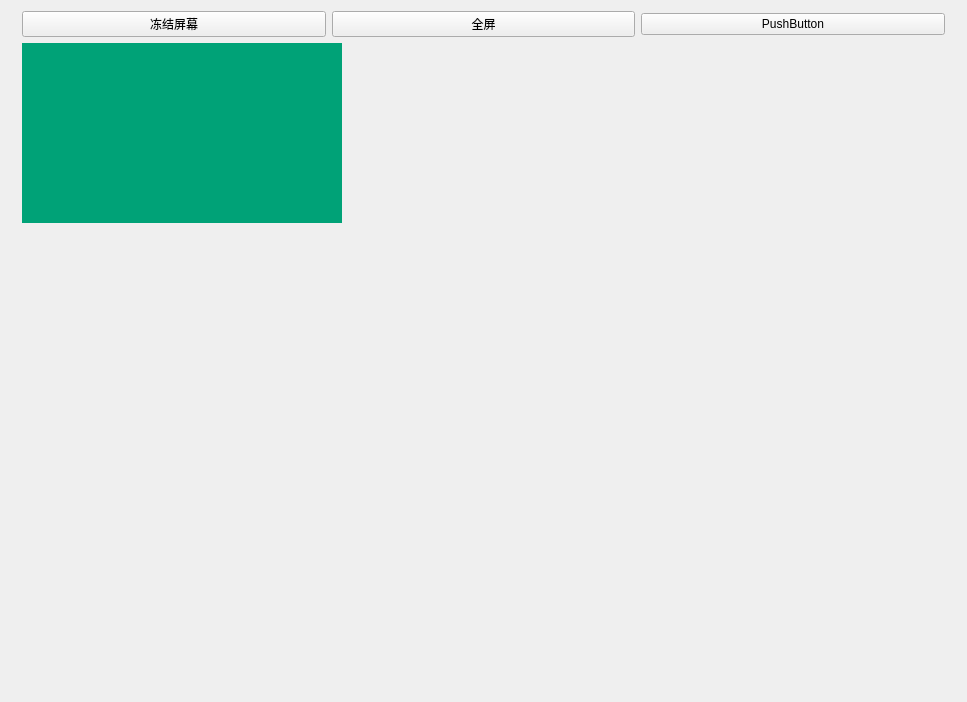
Old version of the form Client/UI/ScreenBroadcastUI.ui in the repository yang-zhongtian/PYCM.
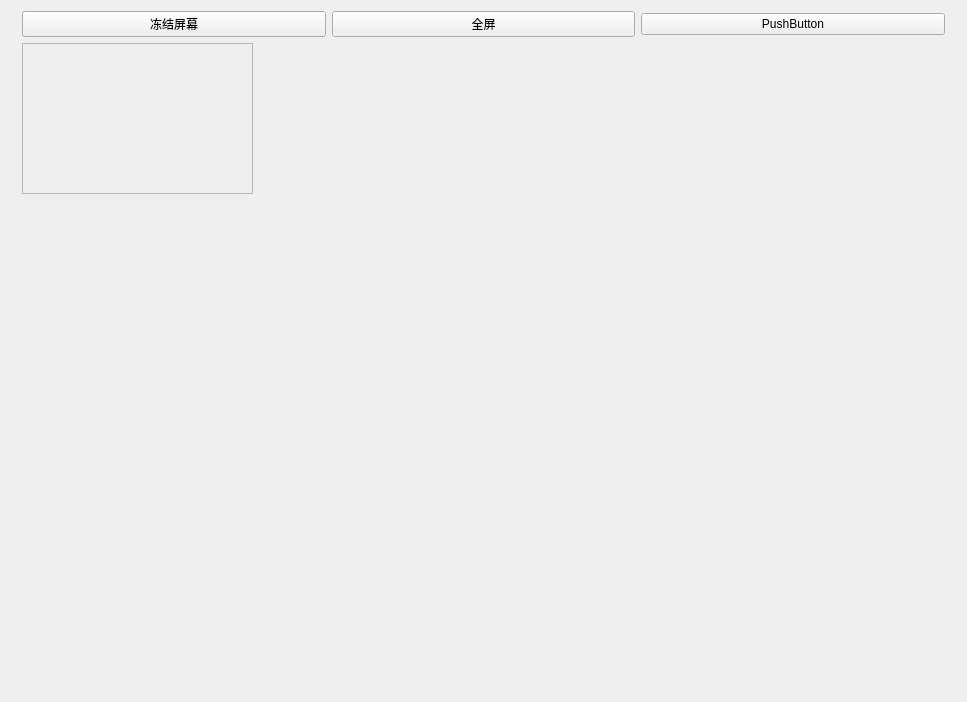
New version of the form. Icons and pictures are not drawn.

Commit message: [upgrade] change screen broadcast method to h264 & use vlc to show screen & remove opencv requirement

```diff
--- a/Client/UI/ScreenBroadcastUI.ui
+++ b/Client/UI/ScreenBroadcastUI.ui
@@ -63,32 +63,23 @@
    </item>
    <item>
     <widget class="QWidget" name="screen_widget" native="true">
-     <widget class="QLabel" name="screen_display">
+     <widget class="QFrame" name="screen_display">
       <property name="geometry">
        <rect>
         <x>0</x>
         <y>0</y>
-        <width>320</width>
-        <height>180</height>
+        <width>231</width>
+        <height>151</height>
        </rect>
       </property>
-      <property name="sizePolicy">
-       <sizepolicy hsizetype="Preferred" vsizetype="Preferred">
-        <horstretch>0</horstretch>
-        <verstretch>0</verstretch>
-       </sizepolicy>
-      </property>
-      <property name="styleSheet">
-       <string notr="true">background-color: rgb(0, 162, 119);</string>
-      </property>
-      <property name="text">
-       <string/>
-      </property>
-      <property name="scaledContents">
+      <property name="autoFillBackground">
        <bool>true</bool>
       </property>
-      <property name="alignment">
-       <set>Qt::AlignCenter</set>
+      <property name="frameShape">
+       <enum>QFrame::StyledPanel</enum>
+      </property>
+      <property name="frameShadow">
+       <enum>QFrame::Raised</enum>
       </property>
      </widget>
     </widget>
```
The commit also changes 14 other files.
